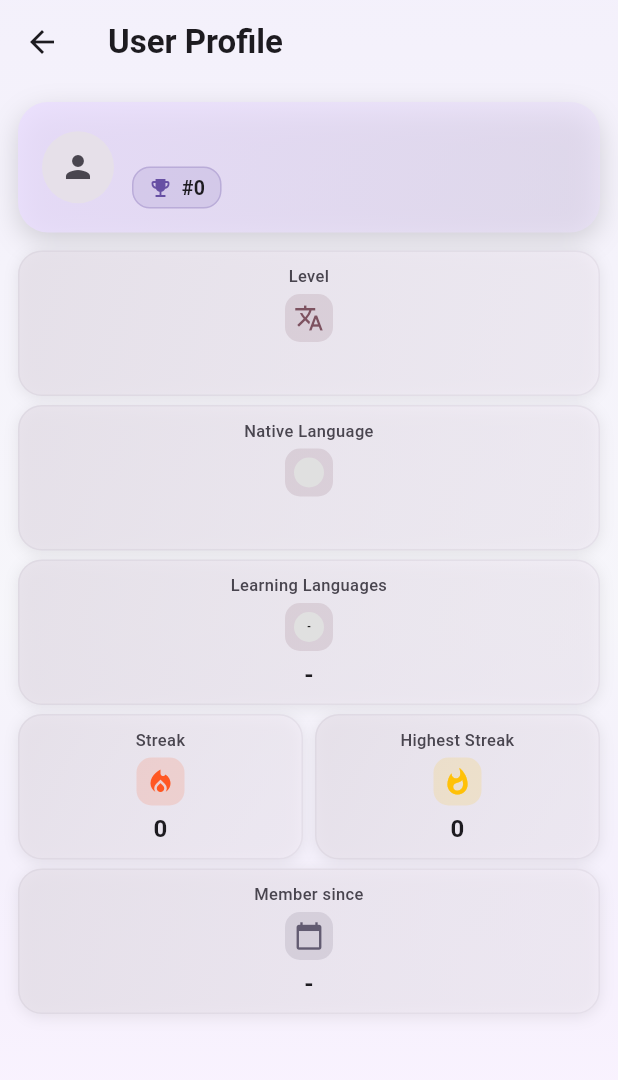
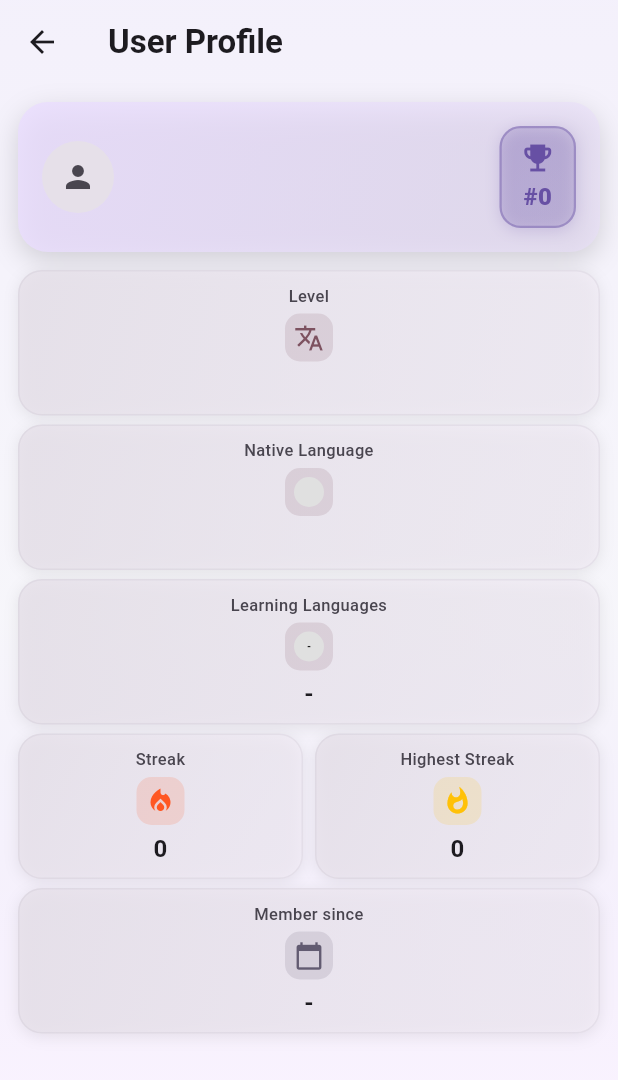
Before and after one commit to Kerim-Personal/mvp-lc, a Flutter app: the UserProfileSummaryScreen screen opened directly with empty values, on a phone screen of 412 x 824 dp. Shown: the top 1080 px of the screen. Run offline on Flutter 3.47's test engine with Material 3 defaults, Android fonts, the phone set to English and light mode, and no system bars; our stand-ins replace audioplayers, cloud_firestore, cloud_functions, confetti, emoji_picker_flutter, firebase_auth and 14 more; missing offline and left inert: circle_flags, firebase_app_check, google_mlkit_language_id, google_mlkit_translation, purchases_flutter; accounts and stored records are empty; generated files the repository leaves out were written again; network calls fail; project files that could hold a hidden picture were left out.

Commit message:
refactor: enhance ranking badge display with improved styling and layout

```diff
--- a/lib/screens/user_profile_summary_screen.dart
+++ b/lib/screens/user_profile_summary_screen.dart
@@ -387,14 +387,6 @@ class UserProfileSummaryScreen extends StatelessWidget {
               final bool isSvgAvatar = avatarUrl != null && (avatarUrl!.toLowerCase().endsWith('.svg') || avatarUrl!.contains('dicebear.com') || avatarUrl!.contains('image/svg'));
 
               List<Widget> badges = [];
-              // Sıralama badge'i
-              badges.add(_compactIconBadge(
-                context,
-                Icons.emoji_events,
-                '#${user.rank}',
-                cs.primary
-              ));
-
               // Role badge'i
               if (role == 'admin') {
                 badges.add(_compactIconBadge(
@@ -498,7 +490,53 @@ class UserProfileSummaryScreen extends StatelessWidget {
                                 ),
                               ],
                             ),
-                          )
+                          ),
+                          const SizedBox(width: 8),
+                          // Sıralama badge'i - büyük ve gösterişli
+                          Container(
+                            padding: const EdgeInsets.symmetric(horizontal: 12, vertical: 8),
+                            decoration: BoxDecoration(
+                              gradient: LinearGradient(
+                                begin: Alignment.topLeft,
+                                end: Alignment.bottomRight,
+                                colors: [
+                                  cs.primary.withValues(alpha: 0.2),
+                                  cs.primary.withValues(alpha: 0.15),
+                                ],
+                              ),
+                              borderRadius: BorderRadius.circular(14),
+                              border: Border.all(
+                                color: cs.primary.withValues(alpha: 0.4),
+                                width: 1.5,
+                              ),
+                              boxShadow: [
+                                BoxShadow(
+                                  color: cs.primary.withValues(alpha: 0.2),
+                                  blurRadius: 8,
+                                  offset: const Offset(0, 2),
+                                ),
+                              ],
+                            ),
+                            child: Column(
+                              mainAxisSize: MainAxisSize.min,
+                              children: [
+                                Icon(
+                                  Icons.emoji_events,
+                                  size: 24,
+                                  color: cs.primary,
+                                ),
+                                const SizedBox(height: 2),
+                                Text(
+                                  '#${user.rank}',
+                                  style: TextStyle(
+                                    color: cs.primary,
+                                    fontWeight: FontWeight.w800,
+                                    fontSize: 16,
+                                  ),
+                                ),
+                              ],
+                            ),
+                          ),
                         ],
                       ),
                     ),
```
